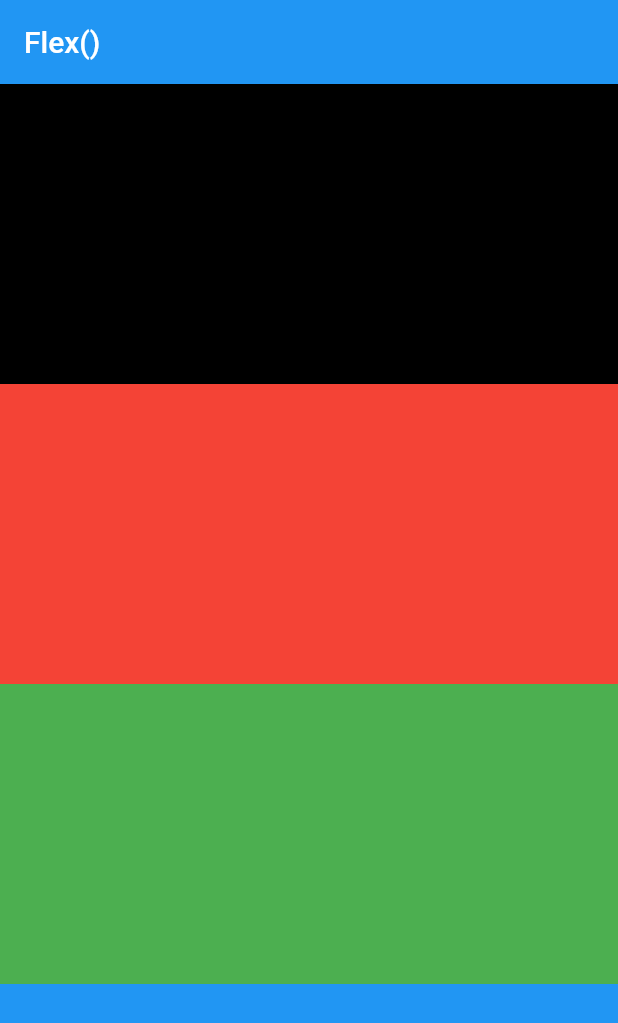
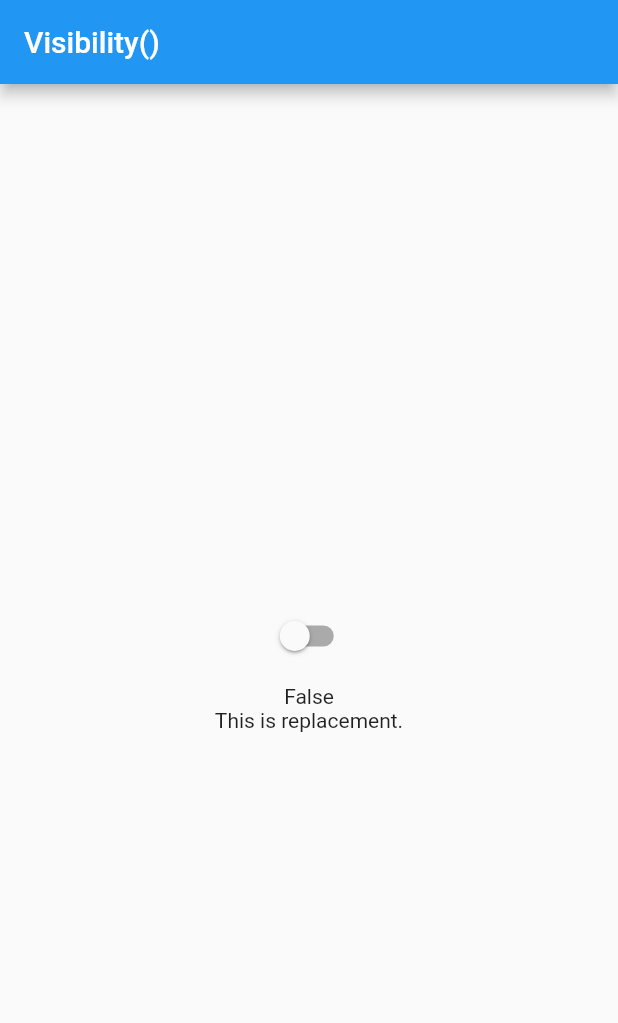
Before and after one commit to partho-debnath/flutter, a Flutter app: the screen it shows after launch, on a phone screen of 412 x 824 dp. Shown: the top 1023 px of the screen. Run offline on Flutter 3.47's test engine with Material 2 defaults, Android fonts, the phone set to English and light mode, and no system bars.

Commit message:
add Visibility()

```diff
--- a/lib/screens/home_screen.dart
+++ b/lib/screens/home_screen.dart
@@ -1,6 +1,6 @@
 import 'package:flutter/material.dart';
 
-import '../widgets/flex_widget.dart';
+import '../widgets/visibility_widget.dart';
 
 class HomeScreen extends StatelessWidget {
   const HomeScreen({Key? key}) : super(key: key);
@@ -9,9 +9,9 @@ class HomeScreen extends StatelessWidget {
   Widget build(BuildContext context) {
     return Scaffold(
       appBar: AppBar(
-        title: const Text('Flex()'),
+        title: const Text('Visibility()'),
       ),
-      body: const MyFlex(),
+      body: const MyVisibility(),
     );
   }
 }
--- /dev/null
+++ b/lib/widgets/visibility_widget.dart
@@ -0,0 +1,71 @@
+import 'package:flutter/material.dart';
+
+class MyVisibility extends StatefulWidget {
+  const MyVisibility({super.key});
+
+  @override
+  State<MyVisibility> createState() => _MyVisibilityState();
+}
+
+class _MyVisibilityState extends State<MyVisibility> {
+  bool isVisible = false;
+  @override
+  Widget build(BuildContext context) {
+    return Center(
+      child: Column(
+        mainAxisAlignment: MainAxisAlignment.center,
+        crossAxisAlignment: CrossAxisAlignment.center,
+        children: <Widget>[
+          Padding(
+            padding: const EdgeInsets.all(8.0),
+            child: Switch(
+              value: isVisible,
+              onChanged: (bool value) {
+                isVisible = value;
+                if (mounted == true) {
+                  setState(() {});
+                }
+              },
+            ),
+          ),
+          _usingTernaryOperator(),
+          _visibilityWithReplacement(),
+        ],
+      ),
+    );
+  }
+
+  Text _usingTernaryOperator() {
+    return isVisible == true ? const Text('True') : const Text('False');
+  }
+
+  Visibility _visibilityWithOutReplacement() {
+    return Visibility(
+      visible: isVisible,
+      child: Container(
+        color: Colors.amber,
+        height: 100,
+        width: 200,
+        alignment: Alignment.center,
+        child: const Text('Visibility()'),
+      ),
+    );
+  }
+
+  Visibility _visibilityWithReplacement() {
+    return Visibility(
+      /// when  maintainState: true, the replacement is not visible. This
+      /// is same is _visibilityWithOutReplacement()
+      // maintainState: true,
+      visible: isVisible,
+      replacement: const Text('This is replacement.'),
+      child: Container(
+        color: Colors.amber,
+        height: 100,
+        width: 200,
+        alignment: Alignment.center,
+        child: const Text('Visibility()'),
+      ),
+    );
+  }
+}
```
Also changed, not shown: 1 other file.
